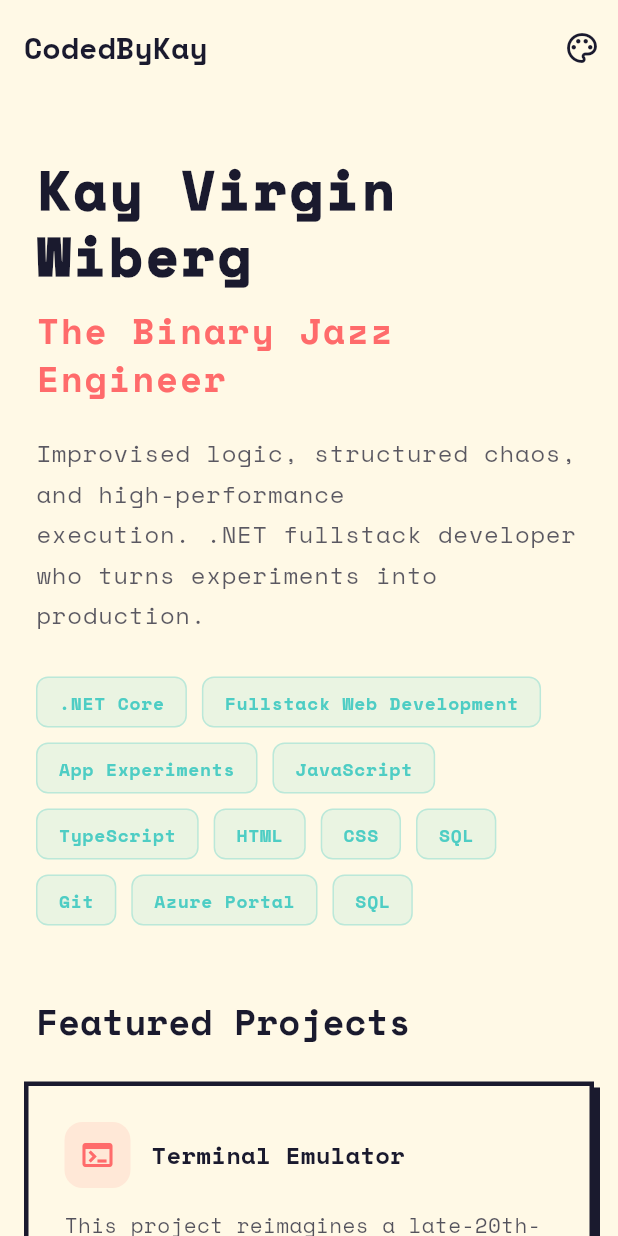
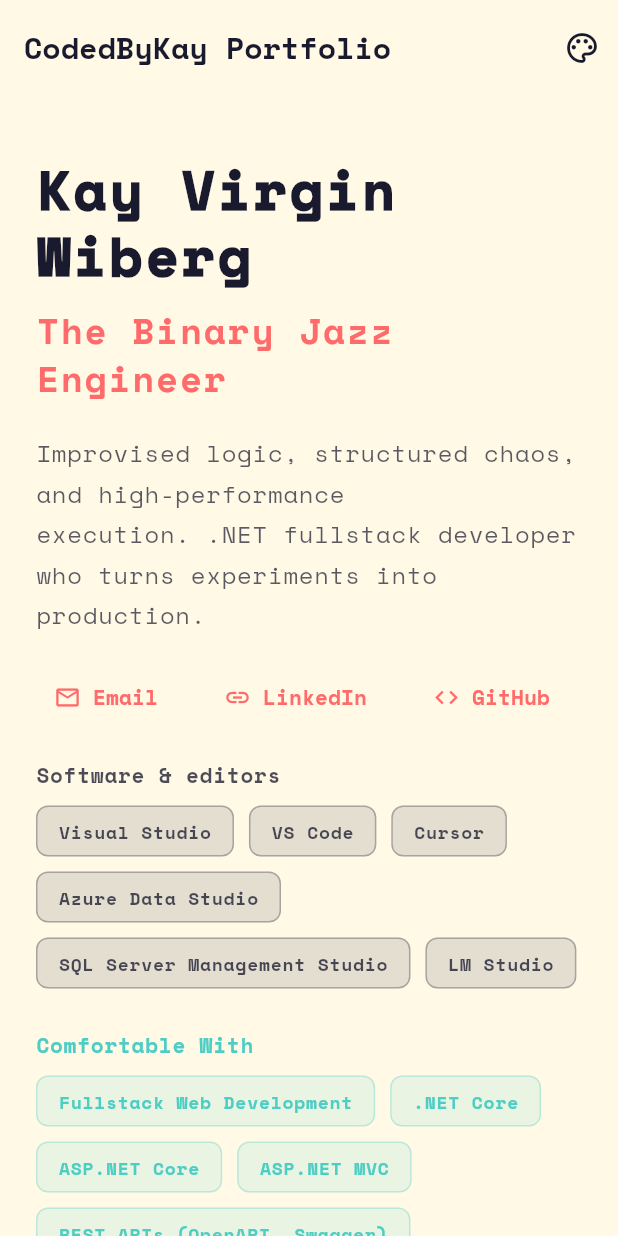
Before and after one commit to AllramEst83/portfolio, a Flutter app: the screen it shows after launch, on a phone screen of 412 x 824 dp. Run offline on Flutter 3.47's test engine with Material 3 defaults, Android fonts, the phone set to English and light mode, and no system bars; our stand-ins replace google_fonts.

Commit message:
Enhance HomeScreen and HeroSection with updated themes and contact features
- Updated HomeScreen title to "CodedByKay Portfolio" with improved spacing and text overflow handling.
- Refined Neumorphism theme colors for better contrast and accessibility.
- Added a new contact section in HeroSection with links to email, LinkedIn, and GitHub.
- Introduced skill categories in HeroSection to better showcase technical proficiencies.

```diff
--- a/lib/screens/home_screen.dart
+++ b/lib/screens/home_screen.dart
@@ -30,10 +30,11 @@ class HomeScreen extends StatelessWidget {
               snap: true,
               toolbarHeight: 64,
               backgroundColor: theme.appBarTheme.backgroundColor,
-              title: Row(
-                children: [
-                  Text('CodedByKay', style: theme.appBarTheme.titleTextStyle),
-                ],
+              titleSpacing: 16,
+              title: Text(
+                'CodedByKay Portfolio',
+                style: theme.appBarTheme.titleTextStyle,
+                overflow: TextOverflow.ellipsis,
               ),
               actions: [
                 if (isWide)
--- a/lib/services/theme_service.dart
+++ b/lib/services/theme_service.dart
@@ -82,21 +82,24 @@ class ThemeService extends ChangeNotifier {
   }
 
   // ---------------------------------------------------------------------------
-  // Neumorphism
+  // Neumorphism — cool slate/blue monochrome
+  // primary on bg ≈ 5.8:1, secondary on bg ≈ 8.6:1 (WCAG AA+)
   // ---------------------------------------------------------------------------
   ThemeData get _neumorphism {
     const bg = Color(0xFFE0E5EC);
-    const onBg = Color(0xFF2D3436);
+    const onBg = Color(0xFF1A202C);
+    const primary = Color(0xFFCF6B5E);
+    const secondary = Color(0xFF3D7A9E);
 
     return ThemeData(
       brightness: Brightness.light,
       colorScheme: const ColorScheme.light(
-        primary: Color(0xFF6C5CE7),
-        secondary: Color(0xFFA29BFE),
-        tertiary: Color(0xFFDFE6E9),
+        primary: primary,
+        secondary: secondary,
+        tertiary: Color(0xFFBCC8D6),
         surface: bg,
         onPrimary: Colors.white,
-        onSecondary: onBg,
+        onSecondary: Colors.white,
         onSurface: onBg,
       ),
       scaffoldBackgroundColor: bg,
@@ -200,11 +203,11 @@ class ThemeService extends ChangeNotifier {
   }
 
   // ---------------------------------------------------------------------------
-  // Material Design
+  // Material Design — warm teal, distinct from Neumorphism's cool blues
   // ---------------------------------------------------------------------------
   ThemeData get _materialTheme {
     final base = ColorScheme.fromSeed(
-      seedColor: const Color(0xFF6750A4),
+      seedColor: const Color(0xFF00796B),
       brightness: Brightness.light,
     );
 
--- a/lib/widgets/hero_section.dart
+++ b/lib/widgets/hero_section.dart
@@ -1,4 +1,5 @@
 import 'package:flutter/material.dart';
+import 'package:url_launcher/url_launcher.dart';
 import '../models/app_theme_type.dart';
 import '../services/theme_service.dart';
 
@@ -43,25 +44,161 @@ class HeroSection extends StatelessWidget {
               ),
             ),
           ),
+          const SizedBox(height: 24),
+          _ContactRow(theme: theme),
+          const SizedBox(height: 24),
+          _SkillCategory(
+            title: 'Software & editors',
+            theme: theme,
+            color: themeService.current == AppThemeType.material
+                ? cs.tertiary
+                : cs.onSurface.withValues(alpha: 0.78),
+            skills: const [
+              'Visual Studio',
+              'VS Code',
+              'Cursor',
+              'Azure Data Studio',
+              'SQL Server Management Studio',
+              'LM Studio',
+            ],
+          ),
           const SizedBox(height: 28),
-          Wrap(
-            spacing: 10,
-            runSpacing: 10,
-            children: [
-              _SkillBadge(label: '.NET Core', theme: theme),
-              _SkillBadge(label: 'Fullstack Web Development', theme: theme),
-              _SkillBadge(label: 'App Experiments', theme: theme),
-              _SkillBadge(label: 'JavaScript', theme: theme),
-              _SkillBadge(label: 'TypeScript', theme: theme),
-              _SkillBadge(label: 'HTML', theme: theme),
-              _SkillBadge(label: 'CSS', theme: theme),
-              _SkillBadge(label: 'SQL', theme: theme),
-              _SkillBadge(label: 'Git', theme: theme),
-              _SkillBadge(label: 'Azure Portal', theme: theme),
-              _SkillBadge(label: 'SQL', theme: theme),
+          _SkillCategory(
+            title: 'Comfortable With',
+            theme: theme,
+            color: cs.secondary,
+            skills: const [
+              'Fullstack Web Development',
+              '.NET Core',
+              'ASP.NET Core',
+              'ASP.NET MVC',
+              'REST APIs (OpenAPI, Swagger)',
+              'ASP.NET Razor Pages',
+              '.Net MAUI',
+              'C#',
+              'Entity Framework',
+              'JavaScript',
+              'TypeScript',
+              'HTML',
+              'CSS',
+              'SQL',
+              'Git',
+              'Azure Portal',
+              'Azure Cognitive Services',
+              'Microsoft DevOps',
+              'CI/CD (Azure DevOps, GitHub Actions)',
+              'Gemini AI API',
+              'OpenAI API',
+            ],
+          ),
+          const SizedBox(height: 20),
+          _SkillCategory(
+            title: 'Explored & Experimenting',
+            theme: theme,
+            color: cs.primary,
+            skills: const [
+              'Flutter',
+              'Dart',
+              'JetPack Compose',
+              'React',
+              'Vue',
+              'Blazor',
+              'Docker',
+              'LM Studio',
             ],
           ),
         ],
+      ),
+    );
+  }
+}
+
+/// Contact links — update email, LinkedIn, and GitHub URLs to your own.
+class _ContactRow extends StatelessWidget {
+  static const String _email = 'mailto:kaywib@gmail.com';
+  static const String _linkedIn =
+      'https://www.linkedin.com/in/kay-virgin-wiberg-126407124';
+  static const String _github = 'https://github.com/AllramEst83';
+
+  final ThemeData theme;
+
+  const _ContactRow({required this.theme});
+
+  Future<void> _launch(String url) async {
+    final uri = Uri.parse(url);
+    if (await canLaunchUrl(uri)) {
+      await launchUrl(uri, mode: LaunchMode.externalApplication);
+    }
+  }
+
+  @override
+  Widget build(BuildContext context) {
+    return Wrap(
+      spacing: 20,
+      runSpacing: 12,
+      crossAxisAlignment: WrapCrossAlignment.center,
+      children: [
+        _ContactChip(
+          icon: Icons.email_outlined,
+          label: 'Email',
+          onTap: () => _launch(_email),
+          theme: theme,
+        ),
+        _ContactChip(
+          icon: Icons.link,
+          label: 'LinkedIn',
+          onTap: () => _launch(_linkedIn),
+          theme: theme,
+        ),
+        _ContactChip(
+          icon: Icons.code,
+          label: 'GitHub',
+          onTap: () => _launch(_github),
+          theme: theme,
+        ),
+      ],
+    );
+  }
+}
+
+class _ContactChip extends StatelessWidget {
+  final IconData icon;
+  final String label;
+  final VoidCallback onTap;
+  final ThemeData theme;
+
+  const _ContactChip({
+    required this.icon,
+    required this.label,
+    required this.onTap,
+    required this.theme,
+  });
+
+  @override
+  Widget build(BuildContext context) {
+    final cs = theme.colorScheme;
+    return Material(
+      color: Colors.transparent,
+      child: InkWell(
+        onTap: onTap,
+        borderRadius: BorderRadius.circular(8),
+        child: Padding(
+          padding: const EdgeInsets.symmetric(horizontal: 12, vertical: 8),
+          child: Row(
+            mainAxisSize: MainAxisSize.min,
+            children: [
+              Icon(icon, size: 18, color: cs.primary),
+              const SizedBox(width: 8),
+              Text(
+                label,
+                style: theme.textTheme.labelLarge?.copyWith(
+                  color: cs.primary,
+                  fontWeight: FontWeight.w600,
+                ),
+              ),
+            ],
+          ),
+        ),
       ),
     );
   }
@@ -125,26 +262,69 @@ class _AnimatedTitleState extends State<_AnimatedTitle>
   }
 }
 
+class _SkillCategory extends StatelessWidget {
+  final String title;
+  final ThemeData theme;
+  final Color color;
+  final List<String> skills;
+
+  const _SkillCategory({
+    required this.title,
+    required this.theme,
+    required this.color,
+    required this.skills,
+  });
+
+  @override
+  Widget build(BuildContext context) {
+    return Column(
+      crossAxisAlignment: CrossAxisAlignment.start,
+      children: [
+        Text(
+          title,
+          style: theme.textTheme.titleSmall?.copyWith(
+            color: color,
+            fontWeight: FontWeight.w700,
+            letterSpacing: 0.5,
+          ),
+        ),
+        const SizedBox(height: 10),
+        Wrap(
+          spacing: 10,
+          runSpacing: 10,
+          children: skills
+              .map((s) => _SkillBadge(label: s, theme: theme, color: color))
+              .toList(),
+        ),
+      ],
+    );
+  }
+}
+
 class _SkillBadge extends StatelessWidget {
   final String label;
   final ThemeData theme;
+  final Color color;
 
-  const _SkillBadge({required this.label, required this.theme});
+  const _SkillBadge({
+    required this.label,
+    required this.theme,
+    required this.color,
+  });
 
   @override
   Widget build(BuildContext context) {
-    final cs = theme.colorScheme;
     return Container(
       padding: const EdgeInsets.symmetric(horizontal: 14, vertical: 8),
       decoration: BoxDecoration(
-        color: cs.secondary.withValues(alpha: 0.12),
+        color: color.withValues(alpha: 0.12),
         borderRadius: BorderRadius.circular(8),
-        border: Border.all(color: cs.secondary.withValues(alpha: 0.3)),
+        border: Border.all(color: color.withValues(alpha: 0.3)),
       ),
       child: Text(
         label,
         style: theme.textTheme.labelMedium?.copyWith(
-          color: cs.secondary,
+          color: color,
           fontWeight: FontWeight.w600,
         ),
       ),
```
